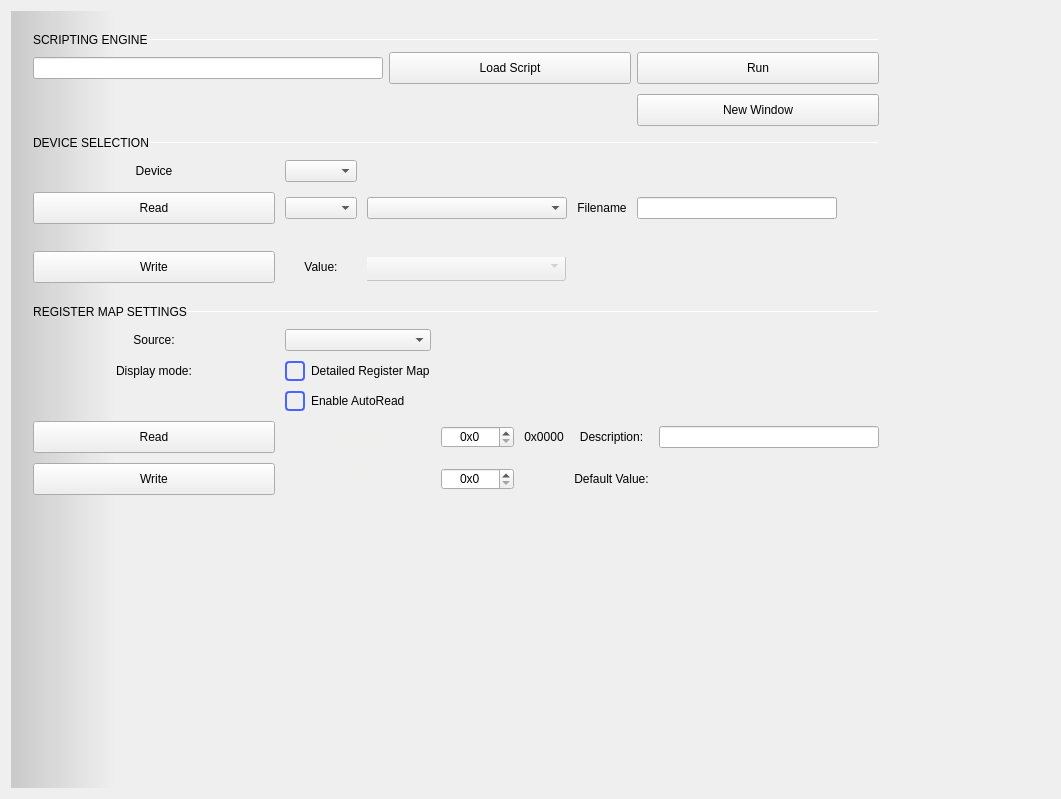
Before: the Qt Designer form ui/debugger.ui in analogdevicesinc/scopy, drawn with Qt 5.
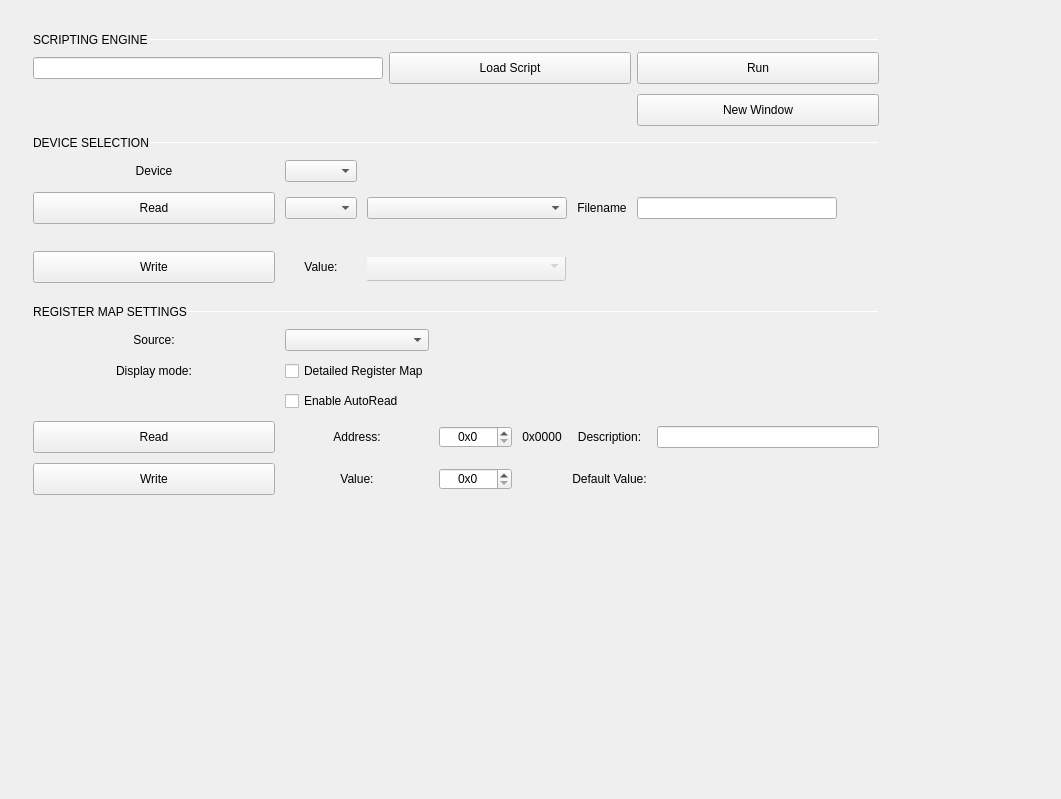
After: the same form once the commit is applied. Custom widgets are drawn as their Qt base class.

```diff
--- a/ui/debugger.ui
+++ b/ui/debugger.ui
@@ -32,11 +32,7 @@
    <double>1.000000000000000</double>
   </property>
   <property name="styleSheet">
-   <string notr="true">QWidget#dragContainer{
-background-color: qlineargradient(spread:pad, x1:0, y1:0, x2:0.1, y2:0, stop:0 rgba(0, 0, 0, 40), stop:1 transparent);
-}
-
-QPushButton
+   <string notr="true">QPushButton
 {
   width: 175px;
   height: 30px;
@@ -51,44 +47,8 @@
 
 }
 
-QCheckBox::indicator {
-  border: 2px solid rgb(74, 100, 255);
-  border-radius: 4px;
-  width: 16px;
-  height: 16px;
-  subcontrol-position: left;
-}
-
-QCheckBox::indicator:checked {
-  background-color: rgb(74, 100, 255);
-}
-
-QCheckBox{
-text-align: center;
-
-}
-
 QLabel {
 background-color: transparent;
-}
-
-QScrollBar:horizontal {
-  background: #262628;
-}
-
-QScrollBar::handle:horizontal {
-  background: #4a4a4b;
-  border: 0;
-  border-radius: 3px;
-}
-
-QScrollBar::add-page:horizontal, QScrollBar::sub-page:horizontal {
-    background: none;
-}
-
-QScrollBar::add-line:horizontal, QScrollBar::sub-line:horizontal {
-  border: none;
-  background: none;
 }</string>
   </property>
   <layout class="QVBoxLayout" name="verticalLayout_2">
@@ -597,9 +557,6 @@
                   <verstretch>0</verstretch>
                  </sizepolicy>
                 </property>
-                <property name="styleSheet">
-                 <string notr="true">color: rgb(238, 238, 236);</string>
-                </property>
                 <property name="text">
                  <string>Address:</string>
                 </property>
@@ -754,9 +711,6 @@
                   <verstretch>0</verstretch>
                  </sizepolicy>
                 </property>
-                <property name="styleSheet">
-                 <string notr="true">color: rgb(238, 238, 236);</string>
-                </property>
                 <property name="text">
                  <string>Value:</string>
                 </property>
```
